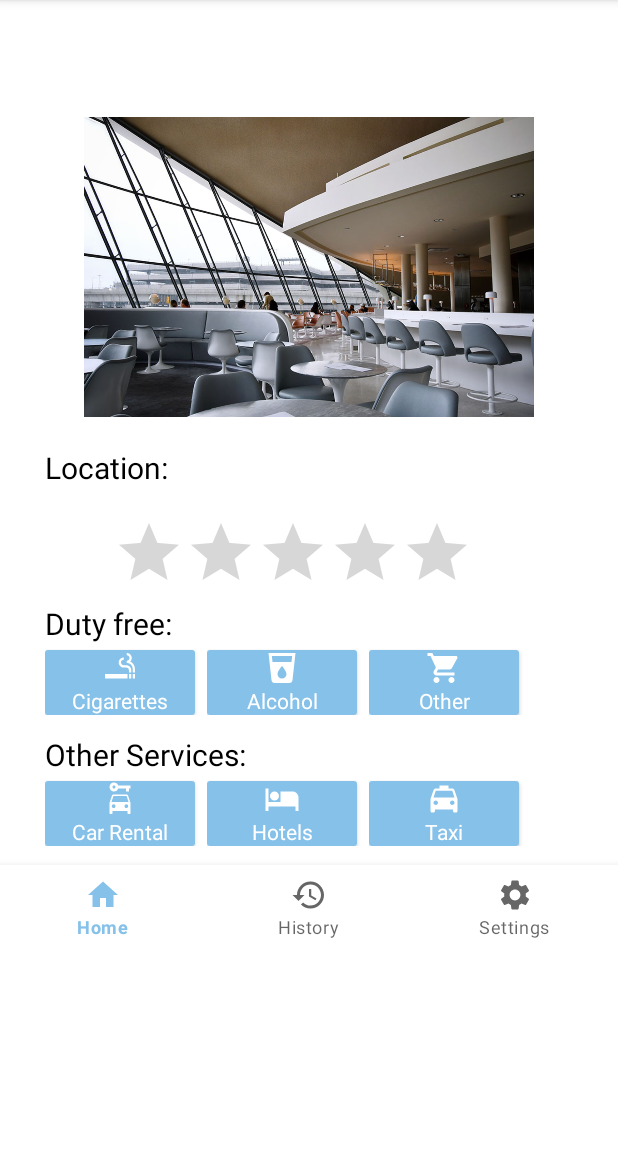
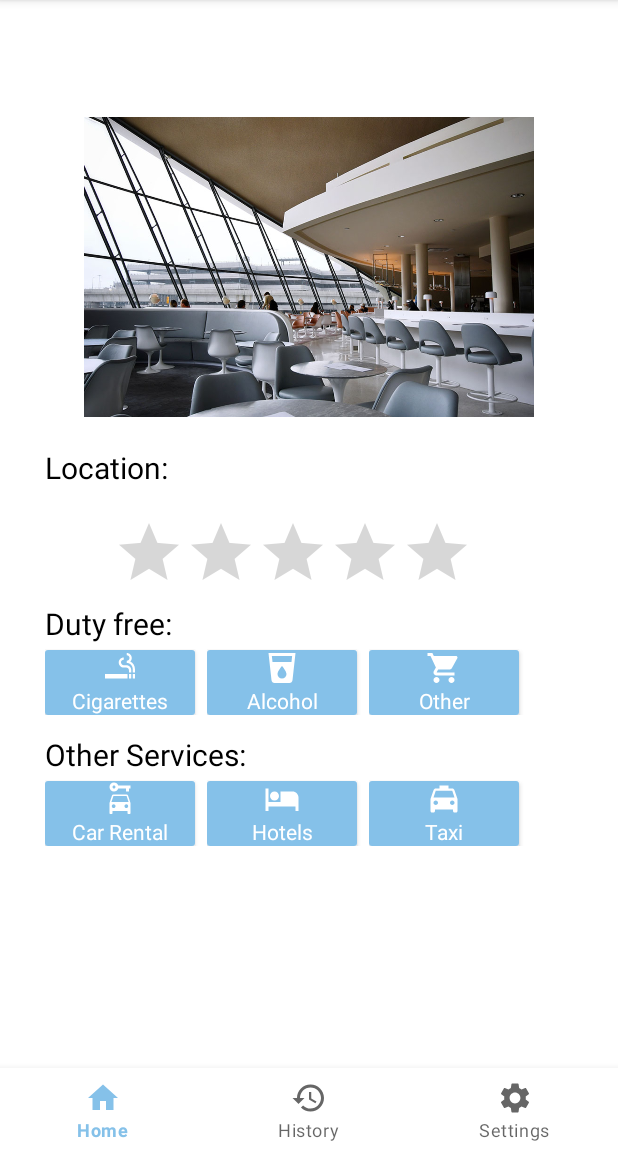
Before and after one commit to pjy990625/COMP3717_Project, an Android app: the InfoActivity screen opened directly, with no data from a screen before it, on a phone screen of 412 x 824 dp, the part 84-1236 px from its top. Run offline under Robolectric (Android 15) with nearby library versions, the phone set to English and light mode, and no system bars; 2 statements that could not run were skipped.

Commit message:
changed the bottom navbar

```diff
--- a/app/src/main/java/org/techtown/comp3717_project/SearchActivity.java
+++ b/app/src/main/java/org/techtown/comp3717_project/SearchActivity.java
@@ -105,8 +105,8 @@ public class SearchActivity extends AppCompatActivity implements NavigationBarVi
     @Override
     public boolean onNavigationItemSelected(@NonNull MenuItem item) {
         if (item.getItemId() == R.id.navigation_home) {
-            getSupportFragmentManager().beginTransaction()
-                    .replace(R.id.search_container, homeFragment).commit();
+            Intent switchActivityIntent = new Intent(this, MainActivity.class);
+            startActivity(switchActivityIntent);
             return true;
         } else if (item.getItemId() == R.id.navigation_history) {
             getSupportFragmentManager().beginTransaction()
--- a/app/src/main/res/layout/activity_info.xml
+++ b/app/src/main/res/layout/activity_info.xml
@@ -1,12 +1,14 @@
 <?xml version="1.0" encoding="utf-8"?>
-<ScrollView xmlns:android="http://schemas.android.com/apk/res/android"
+<RelativeLayout
+    xmlns:android="http://schemas.android.com/apk/res/android"
     xmlns:app="http://schemas.android.com/apk/res-auto"
-    xmlns:tools="http://schemas.android.com/tools"
     android:layout_width="match_parent"
     android:layout_height="match_parent"
-    android:id="@+id/info_container"
-    android:orientation="vertical">
+    android:id="@+id/info_container">
 
+    <ScrollView
+        android:layout_height="wrap_content"
+        android:layout_width="match_parent">
         <LinearLayout
             android:layout_width="match_parent"
             android:layout_height="wrap_content"
@@ -86,6 +88,8 @@
                 android:layout_width="match_parent"
                 android:layout_height="60dp"
                 android:layout_marginStart="30dp" />
+        </LinearLayout>
+    </ScrollView>
 
     <com.google.android.material.bottomnavigation.BottomNavigationView
         android:id="@+id/nav_view"
@@ -93,8 +97,8 @@
         android:layout_height="wrap_content"
         android:layout_marginStart="0dp"
         android:layout_marginEnd="0dp"
+        android:layout_alignParentBottom="true"
         android:background="?android:attr/windowBackground"
         app:menu="@menu/bottom_nav_menu" />
-    </LinearLayout>
 
-</ScrollView>
+</RelativeLayout>
```
Also changed, not shown: app/src/main/java/org/techtown/comp3717_project/CompareActivity.java (+3 -4 lines), app/src/main/java/org/techtown/comp3717_project/InfoActivity.java (+30 -1 lines), app/src/main/java/org/techtown/comp3717_project/ui/compare/ViewTicketFragment.java (+0 -41 lines). Lines whose indentation alone changed are shown as unchanged.
